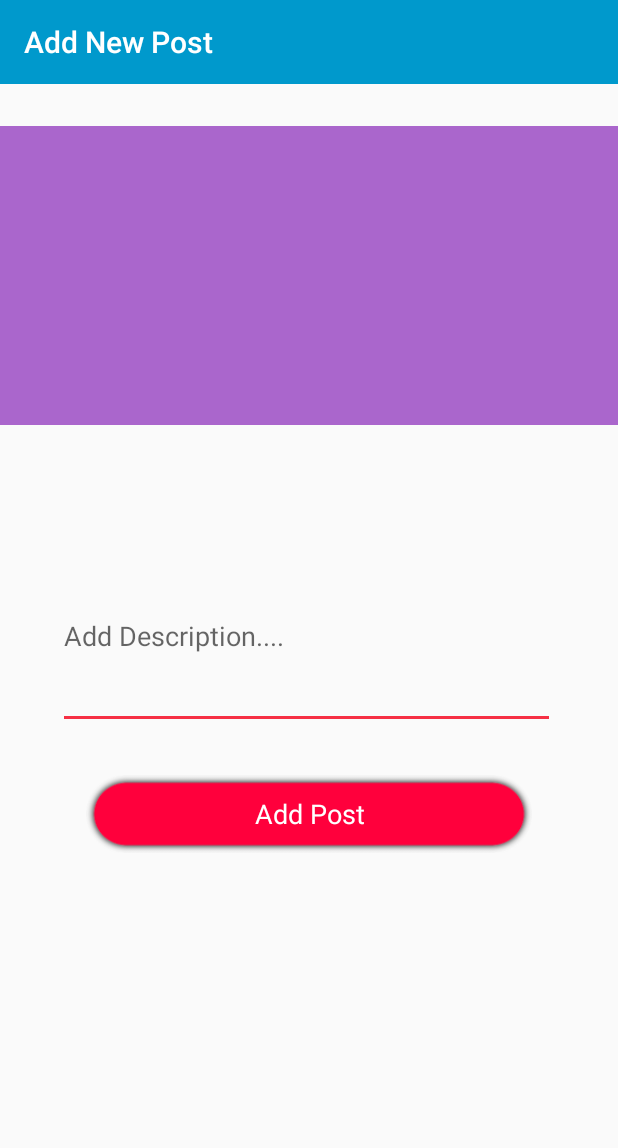
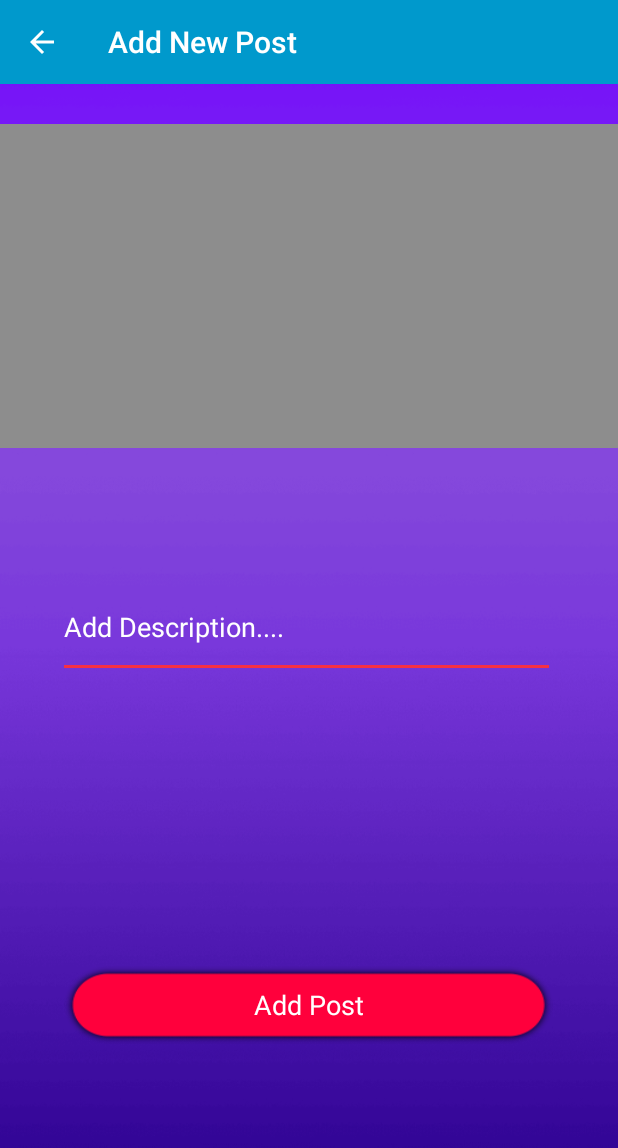
Before and after one commit to AshishSalaskar1/BlogApp_Android, an Android app: the NewPost screen opened directly, with no data from a screen before it, on a phone screen of 412 x 824 dp. Shown: the top 1148 px of the screen. Run offline under Robolectric (Android 15) with nearby library versions, the phone set to English and light mode, and no system bars; our stand-ins replace Firebase (no records; nobody signed in at launch, a user with empty details on screens opened directly); libraries missing offline, so code that uses them is left out: com.theartofdev.edmodo; Roboto replaces fonts that are not available here.

Commit message:
Implelmented Firebase Backend for Adding new Post

```diff
--- a/app/src/main/AndroidManifest.xml
+++ b/app/src/main/AndroidManifest.xml
@@ -31,7 +31,7 @@
 
         <activity android:name=".register" />
         <activity android:name=".AccounrSetup" />
-        <activity android:name=".NewPost"></activity>
+        <activity android:name=".NewPost" android:parentActivityName=".MainActivity"/>
     </application>
 
 </manifest>
--- a/app/src/main/java/com/example/hp/blogapp/AccounrSetup.java
+++ b/app/src/main/java/com/example/hp/blogapp/AccounrSetup.java
@@ -84,14 +84,15 @@ public class AccounrSetup extends AppCompatActivity {
                         String image = task.getResult().getString("image");
 //                        Toast.makeText(AccounrSetup.this,"DATA EXISTS",Toast.LENGTH_LONG).show();
                         Name.setText(name);
-                        //GLIDE APP
+
+                        //GLIDE APP set default background
                         RequestOptions placeHolder = new RequestOptions();
                         placeHolder.placeholder(R.mipmap.user);
 
                         //Convert image string to URI and store it in mainImageUri
                         main_uri = Uri.parse(image);
 
-                        Glide.with(AccounrSetup.this).setDefaultRequestOptions(placeHolder).load(image).into(userImg);
+                        Glide.with(AccounrSetup.this).setDefaultRequestOptions( placeHolder.placeholder(R.mipmap.user)).load(image).into(userImg);
 
                     }
                     else{
--- a/app/src/main/java/com/example/hp/blogapp/NewPost.java
+++ b/app/src/main/java/com/example/hp/blogapp/NewPost.java
@@ -1,11 +1,47 @@
 package com.example.hp.blogapp;
 
+import android.content.Intent;
+import android.net.Uri;
+import android.support.annotation.NonNull;
 import android.support.v7.app.AppCompatActivity;
 import android.os.Bundle;
 import android.support.v7.widget.Toolbar;
+import android.text.TextUtils;
+import android.view.View;
+import android.widget.Button;
+import android.widget.EditText;
+import android.widget.ImageView;
+import android.widget.ProgressBar;
+import android.widget.Toast;
+
+import com.google.android.gms.tasks.OnCompleteListener;
+import com.google.android.gms.tasks.Task;
+import com.google.firebase.auth.FirebaseAuth;
+import com.google.firebase.firestore.DocumentReference;
+import com.google.firebase.firestore.FieldPath;
+import com.google.firebase.firestore.FieldValue;
+import com.google.firebase.firestore.FirebaseFirestore;
+import com.google.firebase.storage.FirebaseStorage;
+import com.google.firebase.storage.StorageReference;
+import com.google.firebase.storage.UploadTask;
+import com.theartofdev.edmodo.cropper.CropImage;
+import com.theartofdev.edmodo.cropper.CropImageView;
+
+import java.util.HashMap;
+import java.util.Map;
 
 public class NewPost extends AppCompatActivity {
-    Toolbar toolbarNewPost;
+    private Toolbar toolbarNewPost;
+    private Button submitBtn;
+    private EditText newPostText;
+    private String user_id;
+    private FirebaseAuth mauth;
+    private FirebaseFirestore firebaseFirestore;
+    private StorageReference storageReference;
+    private ImageView newPostImg;
+    private Uri main_uri = null;
+    private ProgressBar progressBar;
+    private  String postText;
 
     @Override
     protected void onCreate(Bundle savedInstanceState) {
@@ -16,9 +52,113 @@ public class NewPost extends AppCompatActivity {
         toolbarNewPost = findViewById(R.id.toolbarNewPost);
         setSupportActionBar(toolbarNewPost);
         getSupportActionBar().setTitle("Add New Post");
+        //add back button to parent activity
+        getSupportActionBar().setDisplayHomeAsUpEnabled(true);
 
+        //Firebase Variables
+        mauth = FirebaseAuth.getInstance();
+        user_id = mauth.getCurrentUser().getUid();
+        firebaseFirestore = FirebaseFirestore.getInstance();
+        storageReference = FirebaseStorage.getInstance().getReference();
 
+        newPostImg = findViewById(R.id.newPostImage);
+        newPostText = findViewById(R.id.newPostDesc);
+        submitBtn = findViewById(R.id.newPostBtn);
+        progressBar = findViewById(R.id.newPostProgress);
+
+        newPostImg.setOnClickListener(new View.OnClickListener() {
+            @Override
+            public void onClick(View view) {
+                CropImage.activity()
+                        .setGuidelines(CropImageView.Guidelines.ON)
+                        .setMinCropResultSize(512,512)
+                        .setAspectRatio(1,1)
+                        .start(NewPost.this);
+            }
+        });
+
+        //clicked on submit
+        submitBtn.setOnClickListener(new View.OnClickListener() {
+            @Override
+            public void onClick(View view) {
+                postText = newPostText.getText().toString();
+                progressBar.setVisibility(View.VISIBLE);
+                if(main_uri != null && !TextUtils.isEmpty(postText)){
+                    final String timestamp = FieldValue.serverTimestamp().toString();
+
+                    progressBar.setVisibility(View.VISIBLE);
+
+                    //Create storage path reference
+                    StorageReference filePath = storageReference.child("post_images").child(timestamp + ".jpg");
+                    //url of image to be put in the above path
+                    filePath.putFile(main_uri).addOnCompleteListener(new OnCompleteListener<UploadTask.TaskSnapshot>() {
+                        @Override
+                        public void onComplete(@NonNull Task<UploadTask.TaskSnapshot> task) {
+                            if(task.isSuccessful()){
+                                //downloadURI is url of image uploaded that link of image only
+                                String downloadUrl = task.getResult().getDownloadUrl().toString();
+
+                                Map<String,Object> postMap = new HashMap<>();
+                                postMap.put("image_url",downloadUrl);
+                                postMap.put("description",postText);
+                                postMap.put("user_id",user_id);
+                                postMap.put("timeStamp",timestamp);
+
+                                //Finally add everything to collection
+                                //we dont add .document as it must be created and named randomly by firebase automatically
+                                firebaseFirestore.collection("Posts").add(postMap).addOnCompleteListener(new OnCompleteListener<DocumentReference>() {
+                                    @Override
+                                    public void onComplete(@NonNull Task<DocumentReference> task) {
+                                        if (task.isSuccessful()) {
+                                            progressBar.setVisibility(View.INVISIBLE);
+                                            Toast.makeText(NewPost.this, "Successfully Posted", Toast.LENGTH_LONG).show();
+                                            Intent main = new Intent(NewPost.this,MainActivity.class);
+                                            startActivity(main);
+                                            finish();
+                                        } else {
+                                            Toast.makeText(NewPost.this, "Error" + task.getException().toString(), Toast.LENGTH_LONG).show();
+                                            progressBar.setVisibility(View.INVISIBLE);
+                                        }
+                                    }
+                                });
+}
+else{
+                                Toast.makeText(NewPost.this, "Error" + task.getException().toString(), Toast.LENGTH_LONG).show();
+                                progressBar.setVisibility(View.INVISIBLE);
+                            }
+                        }
+                    });
+                }
+                else{
+                    Toast.makeText(NewPost.this, "No Image or Description", Toast.LENGTH_LONG).show();
+                    progressBar.setVisibility(View.INVISIBLE);
+                }
+
+            }
+
+        });
     }
 
 
+    @Override
+    protected void onActivityResult(int requestCode, int resultCode, Intent data) {
+        super.onActivityResult(requestCode, resultCode, data);
+        if (requestCode == CropImage.CROP_IMAGE_ACTIVITY_REQUEST_CODE) {
+            CropImage.ActivityResult result = CropImage.getActivityResult(data);
+            if (resultCode == RESULT_OK) {
+
+                main_uri = result.getUri();
+                newPostImg.setImageURI(main_uri);
+
+//                String tct = main_uri.toString();
+//                Toast.makeText(AccounrSetup.this,tct,Toast.LENGTH_LONG).show();
+
+            } else if (resultCode == CropImage.CROP_IMAGE_ACTIVITY_RESULT_ERROR_CODE) {
+                Exception error = result.getError();
+                Toast.makeText(NewPost.this,"Error"+error,Toast.LENGTH_LONG).show();
+
+            }
+        }
+    }
+
 }
--- a/app/src/main/res/layout/activity_new_post.xml
+++ b/app/src/main/res/layout/activity_new_post.xml
@@ -4,6 +4,7 @@
     xmlns:tools="http://schemas.android.com/tools"
     android:layout_width="match_parent"
     android:layout_height="match_parent"
+    android:background="@mipmap/rectbg"
     tools:context=".NewPost">
 
     <android.support.v7.widget.Toolbar
@@ -20,41 +21,43 @@
         app:layout_constraintTop_toTopOf="parent" />
 
     <ImageView
-        android:id="@+id/newPost_image"
+        android:id="@+id/newPostImage"
         android:layout_width="0dp"
-        android:layout_height="199dp"
+        android:layout_height="216dp"
         android:layout_marginBottom="300dp"
+        android:background="#8d8d8d"
         android:scaleType="centerCrop"
         app:layout_constraintBottom_toBottomOf="parent"
         app:layout_constraintEnd_toEndOf="parent"
         app:layout_constraintHorizontal_bias="0.0"
         app:layout_constraintStart_toStartOf="parent"
         app:layout_constraintTop_toBottomOf="@+id/toolbarNewPost"
-        app:layout_constraintVertical_bias="0.105"
-        app:srcCompat="@android:color/holo_purple" />
+        app:layout_constraintVertical_bias="0.105" />
 
     <EditText
-        android:id="@+id/editText"
+        android:id="@+id/newPostDesc"
         android:layout_width="331dp"
-        android:layout_height="123dp"
+        android:layout_height="67dp"
         android:layout_marginBottom="8dp"
         android:layout_marginEnd="8dp"
         android:layout_marginTop="8dp"
         android:ems="10"
         android:hint="Add Description...."
         android:inputType="textMultiLine"
+        android:textColor="@android:color/background_light"
+        android:textColorHint="@android:color/background_light"
         app:layout_constraintBottom_toBottomOf="parent"
         app:layout_constraintEnd_toEndOf="parent"
         app:layout_constraintHorizontal_bias="0.528"
         app:layout_constraintStart_toStartOf="parent"
-        app:layout_constraintTop_toBottomOf="@+id/newPost_image"
+        app:layout_constraintTop_toBottomOf="@+id/newPostImage"
         app:layout_constraintVertical_bias="0.177" />
 
     <Button
-        android:id="@+id/newPost_Submit"
-        android:layout_width="297dp"
+        android:id="@+id/newPostBtn"
+        android:layout_width="326dp"
         android:layout_height="52dp"
-        android:layout_marginBottom="8dp"
+        android:layout_marginBottom="128dp"
         android:layout_marginEnd="8dp"
         android:layout_marginStart="8dp"
         android:layout_marginTop="16dp"
@@ -66,8 +69,22 @@
         android:textSize="18sp"
         app:layout_constraintBottom_toBottomOf="parent"
         app:layout_constraintEnd_toEndOf="parent"
+        app:layout_constraintHorizontal_bias="0.492"
         app:layout_constraintStart_toStartOf="parent"
-        app:layout_constraintTop_toBottomOf="@+id/editText"
+        app:layout_constraintTop_toBottomOf="@+id/newPost_text"
         app:layout_constraintVertical_bias="0.056" />
 
+    <ProgressBar
+        android:id="@+id/newPostProgress"
+        style="?android:attr/progressBarStyleHorizontal"
+        android:layout_width="0dp"
+        android:layout_height="wrap_content"
+        android:indeterminate="true"
+        android:progressTint="@color/colorAccent"
+        android:visibility="invisible"
+        app:layout_constraintBottom_toTopOf="@+id/newPostImage"
+        app:layout_constraintEnd_toEndOf="parent"
+        app:layout_constraintStart_toStartOf="parent"
+        app:layout_constraintTop_toBottomOf="@+id/toolbarNewPost" />
+
 </android.support.constraint.ConstraintLayout>
```
Also changed, not shown: app/src/main/java/com/example/hp/blogapp/MainActivity.java (+36 -2 lines).
